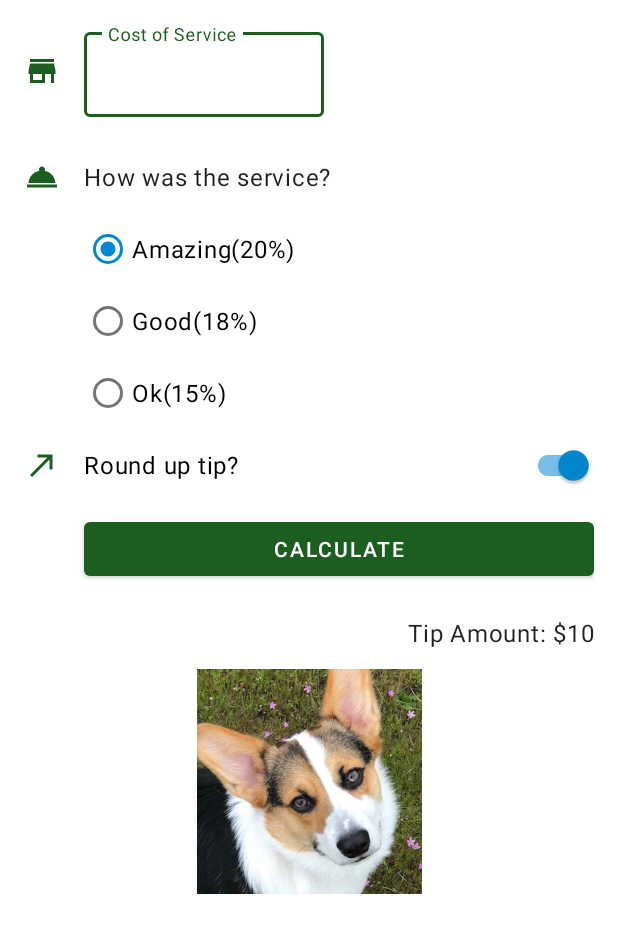
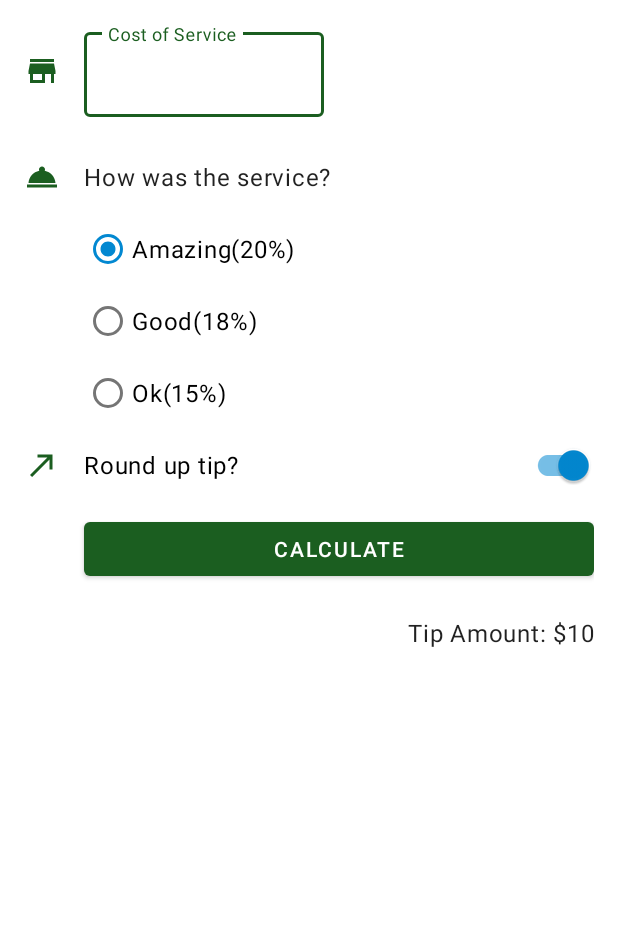
Before and after one commit to slowslowpoke/TipTime_UIBasics_codelab, an Android app: the layout activity_main.xml on its own in the app's theme, with its tools: preview values and no code run, on a phone screen of 412 x 824 dp. Shown: the top 933 px of the screen. Run offline under Robolectric (Android 15) with nearby library versions, the phone set to English and light mode, and no system bars.

Commit message:
deleted the doggie. not needed here.

```diff
--- a/app/src/main/res/layout/activity_main.xml
+++ b/app/src/main/res/layout/activity_main.xml
@@ -129,17 +129,5 @@
             app:layout_constraintTop_toBottomOf="@id/calculate_button"
             tools:text="Tip Amount: $10" />
 
-        <ImageView
-            android:id="@+id/easter_egg"
-            android:layout_width="150dp"
-            android:layout_height="150dp"
-            android:importantForAccessibility="no"
-            android:scaleType="centerCrop"
-            app:layout_constraintEnd_toEndOf="parent"
-            app:layout_constraintStart_toStartOf="parent"
-            app:layout_constraintTop_toBottomOf="@+id/tip_result_textview"
-            app:srcCompat="@drawable/leroy" />
-
-
     </androidx.constraintlayout.widget.ConstraintLayout>
 </ScrollView>
```
